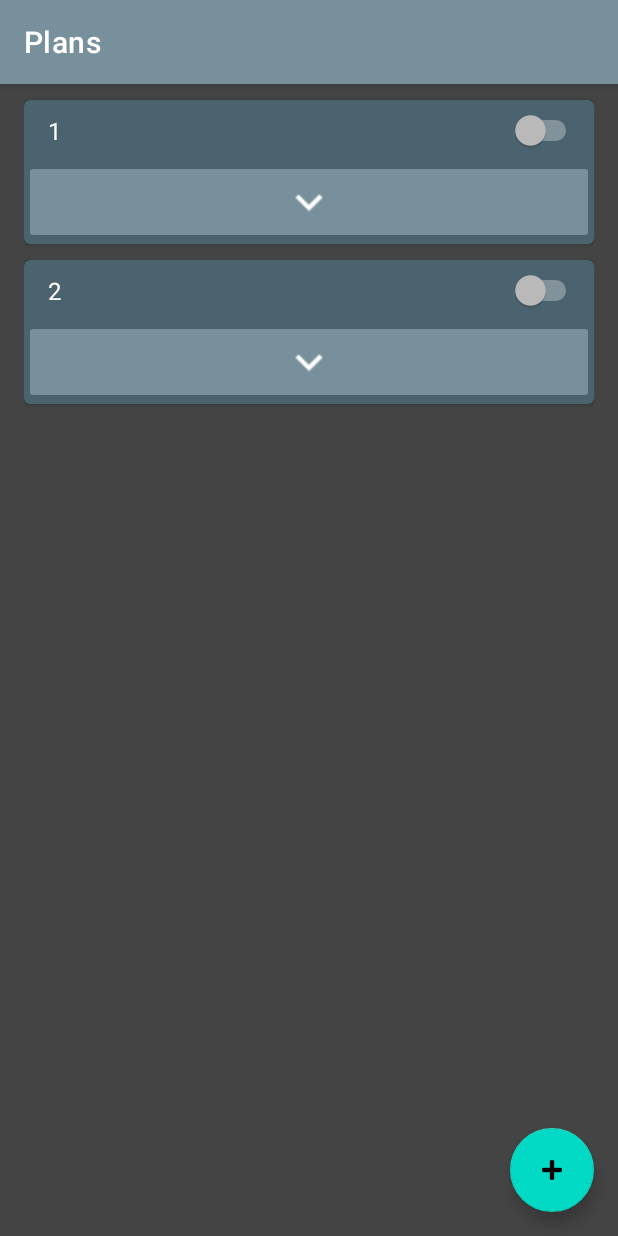
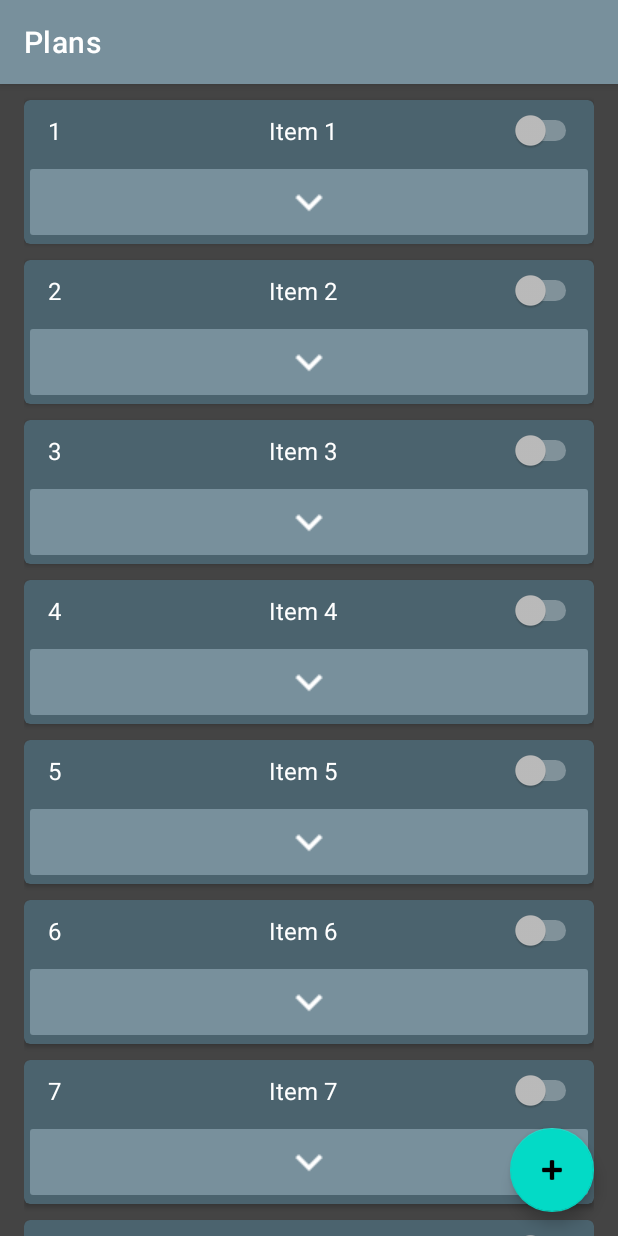
Before and after one commit to nbkragh/RecordingPlanner, an Android app: the PlanListFragment screen opened directly, with no data from a screen before it, on a phone screen of 412 x 824 dp. Run offline under Robolectric (Android 15) with nearby library versions, the phone set to English and light mode, and no system bars; our stand-ins replace data binding.

Commit message:
initial databinding og viewmodel på recyclerview

```diff
--- a/app/build.gradle
+++ b/app/build.gradle
@@ -28,6 +28,13 @@ android {
     kotlinOptions {
         jvmTarget = '1.8'
     }
+    android {
+        buildFeatures {
+            dataBinding true
+        }
+    }
+
+
 }
 
 dependencies {
--- a/app/src/main/java/com/opgaver/recordingplanner/PlanItem.kt
+++ b/app/src/main/java/com/opgaver/recordingplanner/PlanItem.kt
@@ -1,10 +1,19 @@
 package com.opgaver.recordingplanner
 
-import android.content.Context
-import android.view.LayoutInflater
-import android.widget.TextView
-import com.google.android.material.card.MaterialCardView
 
-class PlanItem(context: Context?) : MaterialCardView(context) {
-    //val inflator : LayoutInflater.from(context)
+import java.util.*
+
+class PlanItem(
+    var title : String,
+    var category: String,
+    var active: Boolean,
+    var startDate: Date?,
+    var endDate: Date?,
+    var recordQuality: Int?,
+    var autoIncreaseQuality: Boolean,
+    var notifyDeletion: Boolean,
+    var brief: String
+){
+    constructor(title : String, category: String): this(title, category, false, Date(), Date(), 1, true, true, "brief")
+
 }
--- a/app/src/main/java/com/opgaver/recordingplanner/PlanListFragment.kt
+++ b/app/src/main/java/com/opgaver/recordingplanner/PlanListFragment.kt
@@ -9,14 +9,17 @@ import android.view.LayoutInflater
 import android.view.View
 import android.view.ViewGroup
 import android.widget.LinearLayout
+import androidx.fragment.app.viewModels
+import androidx.lifecycle.LifecycleOwner
 import com.opgaver.recordingplanner.dummy.DummyContent
 
 /**
  * A fragment representing a list of Items.
  */
-class PlanListFragment : Fragment() {
+class PlanListFragment : Fragment(), LifecycleOwner {
 
     private var columnCount = 1
+    val model: ViewModelPlanList by viewModels()
 
     override fun onCreate(savedInstanceState: Bundle?) {
         super.onCreate(savedInstanceState)
@@ -31,7 +34,6 @@ class PlanListFragment : Fragment() {
         savedInstanceState: Bundle?
     ): View? {
         val view = inflater.inflate(R.layout.fragment_plan_recyclerview, container, false)
-
         // Set the adapter
         if (view is RecyclerView) {
             with(view) {
@@ -39,7 +41,7 @@ class PlanListFragment : Fragment() {
                     columnCount <= 1 -> LinearLayoutManager(context, RecyclerView.VERTICAL, false)
                     else -> GridLayoutManager(context, columnCount)
                 }
-                adapter = PlanRecyclerViewAdapter((DummyContent.ITEMS).subList(0,2), this)
+                adapter = PlanRecyclerViewAdapter(model, this, this@PlanListFragment)
 
             }
         }
--- a/app/src/main/java/com/opgaver/recordingplanner/PlanRecyclerViewAdapter.kt
+++ b/app/src/main/java/com/opgaver/recordingplanner/PlanRecyclerViewAdapter.kt
@@ -1,29 +1,40 @@
 package com.opgaver.recordingplanner
 
-import android.content.Context
 import android.view.LayoutInflater
 import android.view.View
 import android.view.ViewGroup
 import android.widget.ImageButton
 import android.widget.LinearLayout
 import android.widget.TextView
+import androidx.databinding.DataBindingUtil
+import androidx.databinding.ViewDataBinding
+import androidx.lifecycle.LifecycleOwner
+import androidx.lifecycle.LiveData
+import androidx.lifecycle.Observer
 import androidx.recyclerview.widget.LinearLayoutManager
 import androidx.recyclerview.widget.RecyclerView
+import com.opgaver.recordingplanner.databinding.PlanItemBinding
 import com.opgaver.recordingplanner.dummy.DummyContent.DummyItem
+import kotlinx.android.synthetic.main.plan_item.*
 
 /**
  * [RecyclerView.Adapter] that can display a [DummyItem].
  * TODO: Replace the implementation with code for your data type.
  */
 class PlanRecyclerViewAdapter(
-    private val values: List<DummyItem>,
-    private val container: ViewGroup?
+    private val plansData: ViewModelPlanList,
+    private val container: ViewGroup?,
+    private val lifecycleOwner: LifecycleOwner
 ) : RecyclerView.Adapter<PlanRecyclerViewAdapter.ViewHolder>() {
 
     private var  expandedPosition = -1
 
     var recyclerView: RecyclerView? = null
-
+    init {
+        plansData.getPlans().observe(lifecycleOwner, Observer<List<PlanItem>>{
+            notifyDataSetChanged()
+        })
+    }
     override fun onAttachedToRecyclerView(rv: RecyclerView) {
         super.onAttachedToRecyclerView(rv!!)
         recyclerView = rv
@@ -31,36 +42,42 @@ class PlanRecyclerViewAdapter(
     override fun onCreateViewHolder(parent: ViewGroup, viewType: Int): ViewHolder {
         val view = LayoutInflater.from(parent.context)
             .inflate(R.layout.plan_item, parent, false)
-        return ViewHolder(view)
+        val binding : PlanItemBinding = DataBindingUtil.inflate(LayoutInflater.from(parent.context), R.layout.plan_item, container, false)
+        binding.lifecycleOwner = this@PlanRecyclerViewAdapter.lifecycleOwner
+
+        return ViewHolder(binding)
     }
 
     override fun onBindViewHolder(holder: ViewHolder, position: Int) {
 
         val isExpanded = position === expandedPosition
-        holder.configFrame.setVisibility(if (isExpanded) View.VISIBLE else View.GONE)
+        holder.binding.itemConfigsFrame.setVisibility(if (isExpanded) View.VISIBLE else View.GONE)
         holder.itemView.isActivated = isExpanded
-        holder.expandButton.setOnClickListener {
+
+
+        holder.binding.planitem = plansData.getPlans().value!!.get(position)
+        holder.binding.expandButton.setOnClickListener {
+
             expandedPosition = if (isExpanded) -1 else position
 
             (recyclerView!!.layoutManager  as LinearLayoutManager)!!.scrollToPositionWithOffset(position,0)
             notifyItemChanged(position)
 
         }
-
-        val item = values[position]
-        holder.titleView.text = item.id
-        holder.configTitleView.text = item.content
+        holder.binding.executePendingBindings()
+        /*holder.titleView.text = item.title
+        holder.configTitleView.text = item.category*/
     }
 
-    override fun getItemCount(): Int = values.size
+    override fun getItemCount(): Int = plansData.getPlans().value!!.size
 
-    inner class ViewHolder(view: View) : RecyclerView.ViewHolder(view) {
-        val titleView: TextView = view.findViewById(R.id.plan_item_title)
+    inner class ViewHolder(val binding: PlanItemBinding) : RecyclerView.ViewHolder(binding.root) {
+/*        val titleView: TextView = binding.planitem.findViewById(R.id.plan_item_title)
         val configFrame: LinearLayout = view.findViewById(R.id.item_configs_frame)
         val configTitleView: TextView = view.findViewById(R.id.item_configs_frame_title)
-        val expandButton: ImageButton = view.findViewById(R.id.expand_button)
+        val expandButton: ImageButton = view.findViewById(R.id.expand_button)*/
         override fun toString(): String {
-            return super.toString() + " '" + titleView.text + "'"
+            return super.toString() + " '" + binding.planItemTitle + "'"
         }
     }
 }
--- /dev/null
+++ b/app/src/main/java/com/opgaver/recordingplanner/ViewModelPlanList.kt
@@ -0,0 +1,40 @@
+package com.opgaver.recordingplanner
+
+import androidx.lifecycle.LiveData
+import androidx.lifecycle.MutableLiveData
+import androidx.lifecycle.ViewModel
+import androidx.recyclerview.widget.RecyclerView
+import com.opgaver.recordingplanner.dummy.DummyContent
+import com.opgaver.recordingplanner.dummy.DummyContent.DummyItem
+
+/**
+ * that can display a [DummyItem].
+ * TODO: Replace the implementation with code for your data type.
+ */
+class ViewModelPlanList : ViewModel() {
+
+    private val plans: MutableLiveData<List<PlanItem>> by lazy {
+        MutableLiveData<List<PlanItem>>().also {
+            it.setValue(loadPlans())
+        }
+    }
+
+    fun getPlans(): LiveData<List<PlanItem>> {
+        return plans
+    }
+
+    private fun loadPlans(): List<PlanItem> {
+        val length = 9;
+        val list: MutableList<PlanItem> = emptyList<PlanItem>().toMutableList()
+
+        ((DummyContent.ITEMS).subList(0, length)).forEach {
+            list.add(
+                PlanItem(
+                    it.id,
+                    it.content
+                )
+            )
+        }
+        return list
+    }
+}
--- a/app/src/main/res/layout/plan_item.xml
+++ b/app/src/main/res/layout/plan_item.xml
@@ -1,5 +1,9 @@
 <?xml version="1.0" encoding="utf-8"?>
-<com.google.android.material.card.MaterialCardView xmlns:android="http://schemas.android.com/apk/res/android"
+<layout xmlns:android="http://schemas.android.com/apk/res/android">
+    <data>
+    <variable name="planitem" type="com.opgaver.recordingplanner.PlanItem"/>
+</data>
+<com.google.android.material.card.MaterialCardView
     xmlns:app="http://schemas.android.com/apk/res-auto"
     xmlns:tools="http://schemas.android.com/tools"
     android:layout_width="match_parent"
@@ -10,6 +14,7 @@
     app:cardElevation="2dp"
     app:cardPreventCornerOverlap="true">
 
+
     <LinearLayout
         android:layout_width="match_parent"
         android:layout_height="wrap_content"
@@ -17,7 +22,7 @@
         >
 
         <androidx.constraintlayout.widget.ConstraintLayout
-            android:id="@+id/linearLayout3"
+            android:id="@+id/constraintLayout3"
             android:layout_width="match_parent"
             android:layout_height="match_parent"
             android:minHeight="40dp"
@@ -27,6 +32,7 @@
 
             <TextView
                 android:id="@+id/plan_item_title"
+                android:text="@{planitem.title}"
                 android:layout_width="wrap_content"
                 android:layout_height="wrap_content"
                 android:layout_marginStart="16dp"
@@ -37,24 +43,27 @@
 
             <TextView
                 android:id="@+id/plan_item_category"
+                android:text="@{planitem.category}"
                 android:layout_width="wrap_content"
                 android:layout_height="wrap_content"
                 android:layout_marginStart="48dp"
                 android:textAppearance="?attr/textAppearanceListItem"
                 app:layout_constraintBottom_toBottomOf="parent"
-                app:layout_constraintEnd_toStartOf="@+id/plan_item_switch"
+                app:layout_constraintEnd_toStartOf="@+id/plan_item_onoff_switch"
                 app:layout_constraintHorizontal_bias="0.5"
                 app:layout_constraintStart_toStartOf="parent"
                 app:layout_constraintTop_toTopOf="parent" />
 
             <Switch
-                android:id="@+id/plan_item_switch"
+                android:id="@+id/plan_item_onoff_switch"
                 android:layout_width="wrap_content"
                 android:layout_height="wrap_content"
                 android:layout_marginEnd="8dp"
+                android:checked="@{planitem.active}"
                 app:layout_constraintBottom_toBottomOf="parent"
                 app:layout_constraintEnd_toEndOf="parent"
-                app:layout_constraintTop_toTopOf="parent" />
+                app:layout_constraintTop_toTopOf="parent"
+                 />
 
 
         </androidx.constraintlayout.widget.ConstraintLayout>
@@ -272,3 +281,4 @@
     </LinearLayout>
 
 </com.google.android.material.card.MaterialCardView>
+</layout>
```
Also changed, not shown: 2 other files.
